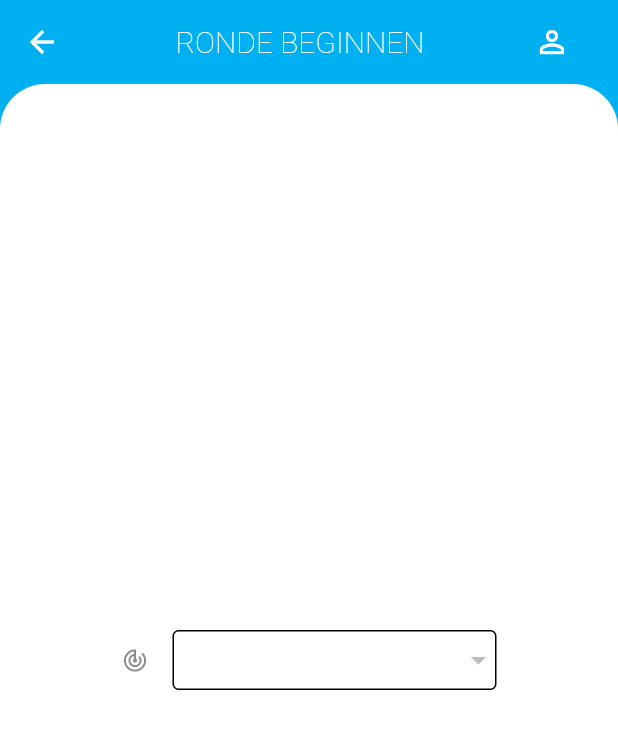
After one commit to voltiac-development/golf-app, a Flutter app: the StartScoreScreen screen opened by its route, on a phone screen of 412 x 824 dp. The commit adds this screen. Shown: the top 729 px of the screen. Run offline on Flutter 3.47's test engine with Material 2 defaults, Android fonts, the phone set to English and light mode, and no system bars; our stand-ins replace flutter_secure_storage, localstorage; accounts and stored records are empty; network calls fail.

Commit message:
Fixed some weird overflow exceptions.

```diff
--- a/app/lib/components/button.dart
+++ b/app/lib/components/button.dart
@@ -30,7 +30,7 @@ class BtnWidget extends StatelessWidget {
           Navigator.of(context).pushNamed(this.routeTo);
         },
       )),
-      margin: const EdgeInsets.only(top: 10.0),
+      margin: const EdgeInsets.only(top: 2.0),
     );
   }
 }
--- a/app/lib/components/personalCard/greenCard.dart
+++ b/app/lib/components/personalCard/greenCard.dart
@@ -25,9 +25,6 @@ class GreenCard extends State<GreenCardState> {
   @override
   Widget build(BuildContext context) {
     return SizedBox(
-      height: this.errorValue == ""
-          ? MediaQuery.of(context).size.height / 2.7
-          : MediaQuery.of(context).size.height / 2.5,
       width: 300,
       child: Container(
           decoration: BoxDecoration(
--- a/app/lib/main.dart
+++ b/app/lib/main.dart
@@ -1,4 +1,5 @@
 import 'package:flutter/material.dart';
+import 'package:flutter_golf/views/startScore.dart';
 
 //Custom screens
 import 'views/login.dart';
@@ -41,7 +42,8 @@ class MyApp extends StatelessWidget {
         'allscores': (_) => AllScoresScreen(),
         'forgotpassword': (_) => ForgotScreen(),
         'searchcourse': (_) => SearchCourseScreen(),
-        'friends': (_) => FriendsScreen()
+        'friends': (_) => FriendsScreen(),
+        'startRound': (_) => StartScoreScreen()
       },
     );
   }
--- a/app/lib/views/dashboard.dart
+++ b/app/lib/views/dashboard.dart
@@ -33,7 +33,7 @@ class DashboardScreen extends StatelessWidget {
                 BtnWidget(
                     text: "RONDE BEGINNEN",
                     icon: Icons.add,
-                    routeTo: 'addscore'),
+                    routeTo: 'startRound'),
                 BtnWidget(
                     text: "SCORES BEKIJKEN",
                     icon: Icons.golf_course_sharp,
--- /dev/null
+++ b/app/lib/views/startScore.dart
@@ -0,0 +1,92 @@
+import 'dart:convert';
+import 'dart:math';
+
+import 'package:flutter/material.dart';
+import 'package:flutter_golf/components/appbar.dart';
+import 'package:flutter_golf/models/CourseInformation.dart';
+
+import 'package:http/http.dart' as http;
+import '../env.dart';
+
+class StartScoreScreen extends StatefulWidget {
+  StartScoreScreen({Key? key}) : super(key: key);
+
+  @override
+  _StartScoreScreenState createState() => _StartScoreScreenState();
+}
+
+class _StartScoreScreenState extends State<StartScoreScreen> {
+  TextEditingController courseController = new TextEditingController();
+  List<dynamic> courses = [];
+  List<dynamic> visibleCourses = [];
+  String favCourse = "";
+
+  _StartScoreScreenState() {
+    retrieveCourses();
+  }
+
+  @override
+  Widget build(BuildContext context) {
+    return Scaffold(
+      backgroundColor: Theme.of(context).colorScheme.primary,
+      appBar: DefaultAppBar(
+        back: true,
+        person: true,
+        title: "RONDE BEGINNEN",
+      ),
+      body: Container(
+        decoration: BoxDecoration(
+            color: Color(0xFFffffff),
+            borderRadius: BorderRadius.only(
+                topLeft: Radius.circular(30), topRight: Radius.circular(30))),
+        child: Column(
+          mainAxisAlignment: MainAxisAlignment.center,
+          children: [
+            SizedBox(
+              width: MediaQuery.of(context).size.width,
+            ),
+            SizedBox(
+                width: max(250, MediaQuery.of(context).size.width * 0.50),
+                child: DropdownButtonFormField(
+                  isDense: true,
+                  items: courses.map<DropdownMenuItem<String>>((dynamic value) {
+                    return DropdownMenuItem<String>(
+                      value: value['id'],
+                      child: Text(
+                        value['name'],
+                        style: TextStyle(fontSize: 15),
+                      ),
+                    );
+                  }).toList(),
+                  onChanged: (newValue) {
+                    // do other stuff with _category
+                    print(newValue);
+                  },
+                  value: favCourse,
+                  decoration: InputDecoration(
+                    isDense: true,
+                    focusColor: Theme.of(context).primaryColor,
+                    contentPadding: EdgeInsets.all(8),
+                    icon: Icon(Icons.track_changes),
+                    enabledBorder: OutlineInputBorder(),
+                    filled: false,
+                  ),
+                )),
+          ],
+        ),
+      ),
+    );
+  }
+
+  void retrieveCourses() {
+    http.get(Uri.parse(AppUtils.apiUrl + "course/all")).then((value) {
+      Map<String, dynamic> response = jsonDecode(value.body);
+      if (response['error'] == null) {
+        this.favCourse = response['courses'][0]['id'];
+        setState(() {
+          this.courses = response['courses'];
+        });
+      }
+    });
+  }
+}
```
Also changed, not shown: app/lib/views/friends.dart (+22 -8 lines), app/lib/views/login.dart (+8 -5 lines), app/lib/views/register.dart (+10 -5 lines).
